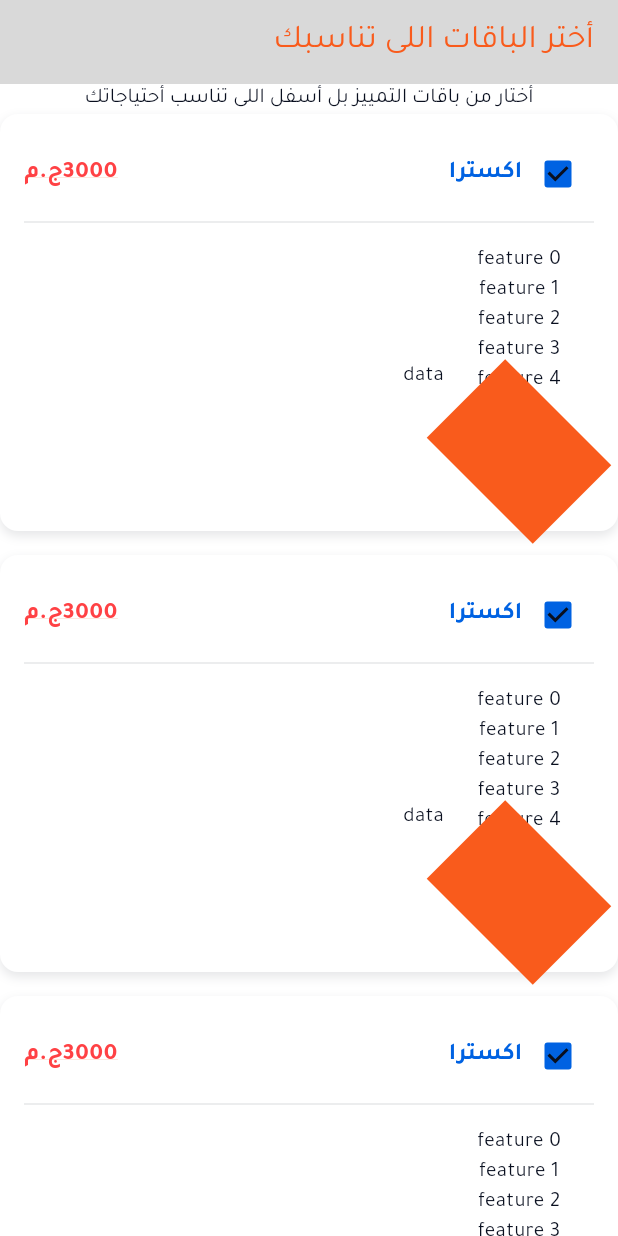
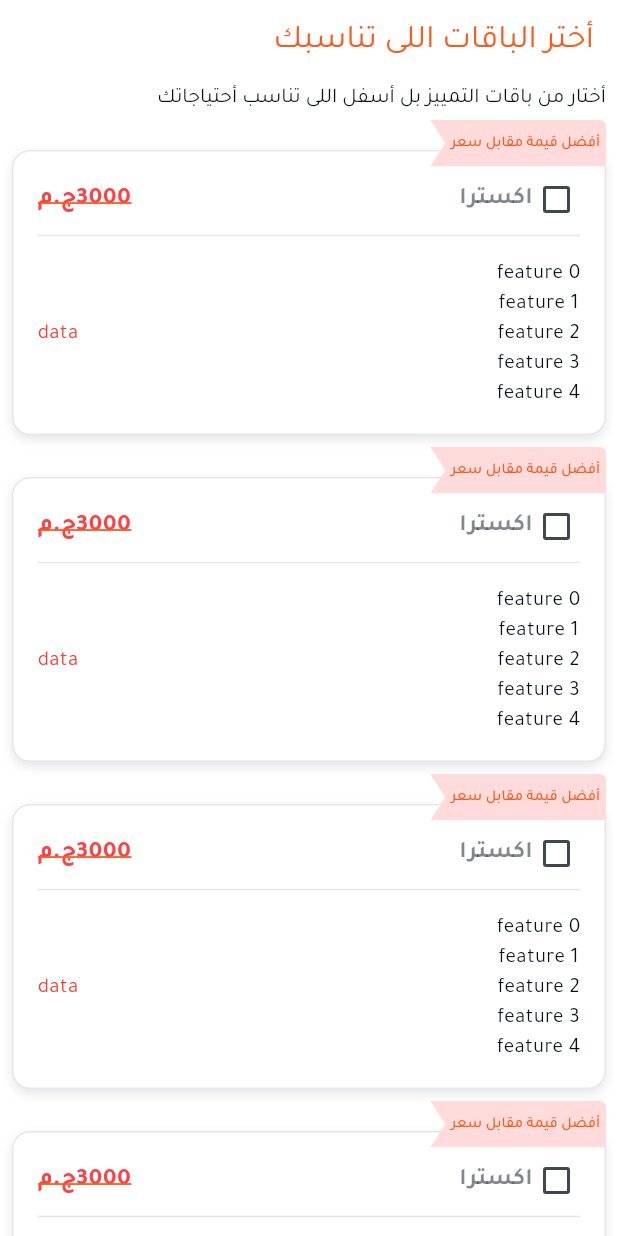
Before and after one commit to mahmoudFawzee/mahmoud_fawzy_flutter_task, a Flutter app: the PackagesScreen screen opened by its route, on a phone screen of 412 x 824 dp. Run offline on Flutter 3.47's test engine with Material 3 defaults, Android fonts, the phone set to English and light mode, and no system bars; our stand-ins replace cached_network_image, dartz, equatable, flutter_bloc, flutter_screenutil, flutter_svg and 5 more; accounts and stored records are empty.

Commit message:
feat: finish packages-screen ui

```diff
--- a/lib/config/routes/app_routes.dart
+++ b/lib/config/routes/app_routes.dart
@@ -12,7 +12,7 @@ import '../../features/products/view/products_view.dart';
 
 class AppRoutes {
   static final GoRouter router = GoRouter(
-    initialLocation: ProductsView.pageRoute,
+    initialLocation: PackagesScreen.pageRoute,
     routes: [
       ShellRoute(
         builder: (context, state, child) {
--- a/lib/features/packages/view/packages_view.dart
+++ b/lib/features/packages/view/packages_view.dart
@@ -1,7 +1,7 @@
 import 'package:flutter/material.dart';
-import 'package:mahmoudfawzy_flutter_task/config/shared/check_box/custom_check_box.dart';
-import 'package:mahmoudfawzy_flutter_task/config/theme/app_theme.dart';
 import 'package:mahmoudfawzy_flutter_task/l10n/app_localizations.dart';
+import 'widgets/contact_us_card.dart';
+import 'widgets/package_card.dart';
 
 class PackagesScreen extends StatelessWidget {
   const PackagesScreen({super.key});
@@ -10,133 +10,27 @@ class PackagesScreen extends StatelessWidget {
   Widget build(BuildContext context) {
     final appLocalizations = AppLocalizations.of(context)!;
     return Scaffold(
-      appBar: AppBar(title: Text(appLocalizations.chooseYourPackages)),
-      body: Column(
+      appBar: AppBar(
+        backgroundColor: Colors.transparent,
+        elevation: 0,
+        title: Text(appLocalizations.chooseYourPackages),
+      ),
+      body: SingleChildScrollView(
+        padding: const EdgeInsets.symmetric(horizontal: 8),
+        child: Column(
+          crossAxisAlignment: CrossAxisAlignment.start,
           children: [
             Text(appLocalizations.chooseFromBelowPackages),
             ListView.builder(
               itemCount: 10,
               shrinkWrap: true,
               physics: const NeverScrollableScrollPhysics(),
-            itemBuilder: (context, index) => Container(
-              padding: const EdgeInsets.only(bottom: 16),
+              itemBuilder: (context, index) => const PackageCard(),
+            ),
 
-              child: Stack(
-                clipBehavior: Clip.none,
-
-                children: [
-                  Container(
-                    width: double.infinity,
-                    decoration: BoxDecoration(
-                      color: Colors.white,
-                      borderRadius: BorderRadius.circular(12),
-                      boxShadow: [
-                        BoxShadow(
-                          color: context.greyBorder,
-                          blurRadius: 5,
-                          offset: const Offset(0, 3),
-                        ),
+            ContactUsCard(appLocalizations: appLocalizations),
           ],
         ),
-                    padding: const EdgeInsets.all(16),
-                    child: Column(
-                      children: [
-                        Row(
-                          mainAxisAlignment: MainAxisAlignment.spaceBetween,
-                          children: [
-                            Row(
-                              children: [
-                                CustomCheckBox(
-                                  value: true,
-                                  onChanged: (value) {},
-                                ),
-                                Text(
-                                  'اكسترا',
-                                  style: context.textStyles.bodyLarge!.copyWith(
-                                    fontWeight: FontWeight.w700,
-                                    color: context.deepBlue,
-                                  ),
-                                ),
-                              ],
-                            ),
-                            Text(
-                              '3000ج.م',
-                              style: context.textStyles.bodyLarge!.copyWith(
-                                fontWeight: FontWeight.w700,
-                                color: context.deepOrange,
-                                decoration: TextDecoration.underline,
-                                decorationThickness: 2,
-                              ),
-                            ),
-                          ],
-                        ),
-                        const Divider(),
-                        const SizedBox(height: 8),
-
-                        Row(
-                          children: [
-                            Column(
-                              children: [
-                                ...List.generate(5, (index) {
-                                  return Text('feature $index');
-                                }),
-                                Positioned(
-                                  top: 8,
-                                  right: -32,
-                                  child: Transform.rotate(
-                                    angle: 0.785398, // 45 degrees
-                                    child: Container(
-                                      width: 100,
-                                      color: context.lightOrang,
-                                      padding: const EdgeInsets.symmetric(
-                                        vertical: 4,
-                                      ),
-                                      alignment: Alignment.center,
-                                      child: Text(
-                                        'banner text content',
-                                        style: context.textStyles.displaySmall!
-                                            .copyWith(
-                                              color: context.lightOrang,
-                                              fontWeight: FontWeight.w500,
-                                              letterSpacing: 1,
-                                            ),
-                                      ),
-                                    ),
-                                  ),
-                                ),
-                              ],
-                            ),
-                            //if features is not empty
-                            Text('data'),
-                          ],
-                        ),
-                      ],
-                    ),
-                  ),
-                ],
-              ),
-            ),
-          ),
-
-          Container(
-            padding: const EdgeInsets.all(8),
-            margin: const EdgeInsets.symmetric(vertical: 15),
-            decoration: BoxDecoration(
-              border: Border.all(color: context.greyBorder),
-              color: context.offWhit,
-            ),
-            child: Column(
-              children: [
-                Text(appLocalizations.specialPackages),
-                Text(appLocalizations.contactUs),
-                TextButton(
-                  onPressed: () {},
-                  child: Text(appLocalizations.sellingTeam),
-                ),
-              ],
-            ),
-          ),
-        ],
       ),
     );
   }
```
Also changed, not shown: lib/config/shared/check_box/custom_check_box.dart (+13 -1 lines), lib/features/packages/view/triangle_clip_path.dart (added, +34 -0 lines), lib/features/packages/view/widgets/contact_us_card.dart (added, +32 -0 lines), lib/features/packages/view/widgets/package_card.dart (added, +118 -0 lines). Lines whose indentation alone changed are shown as unchanged.
